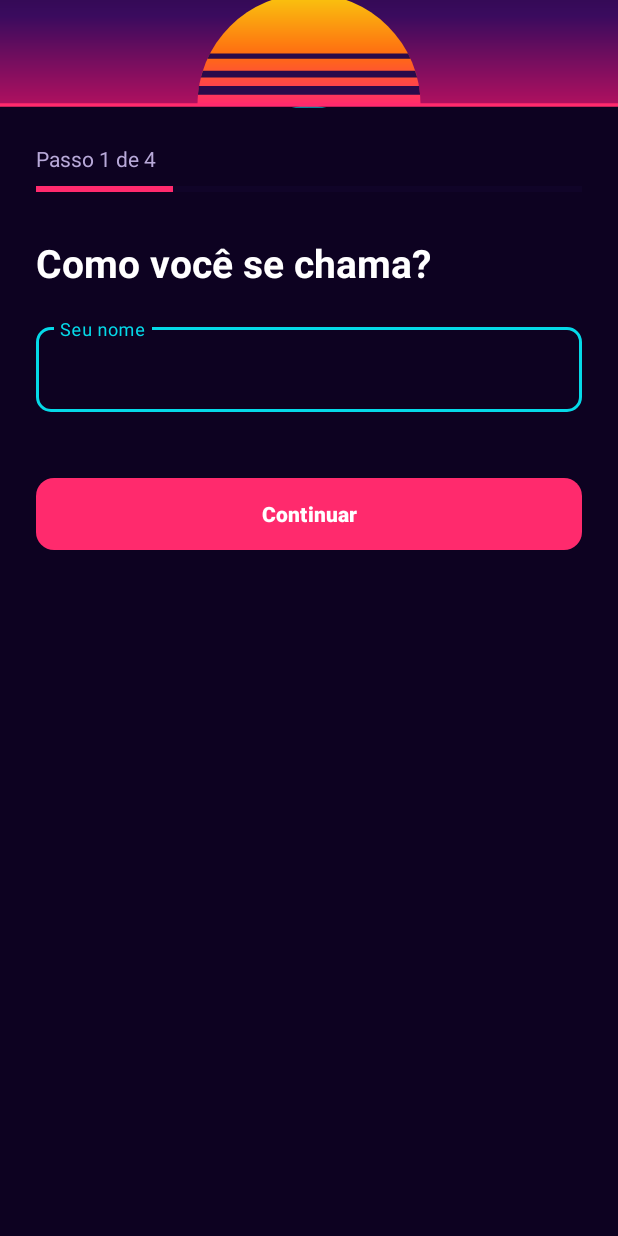
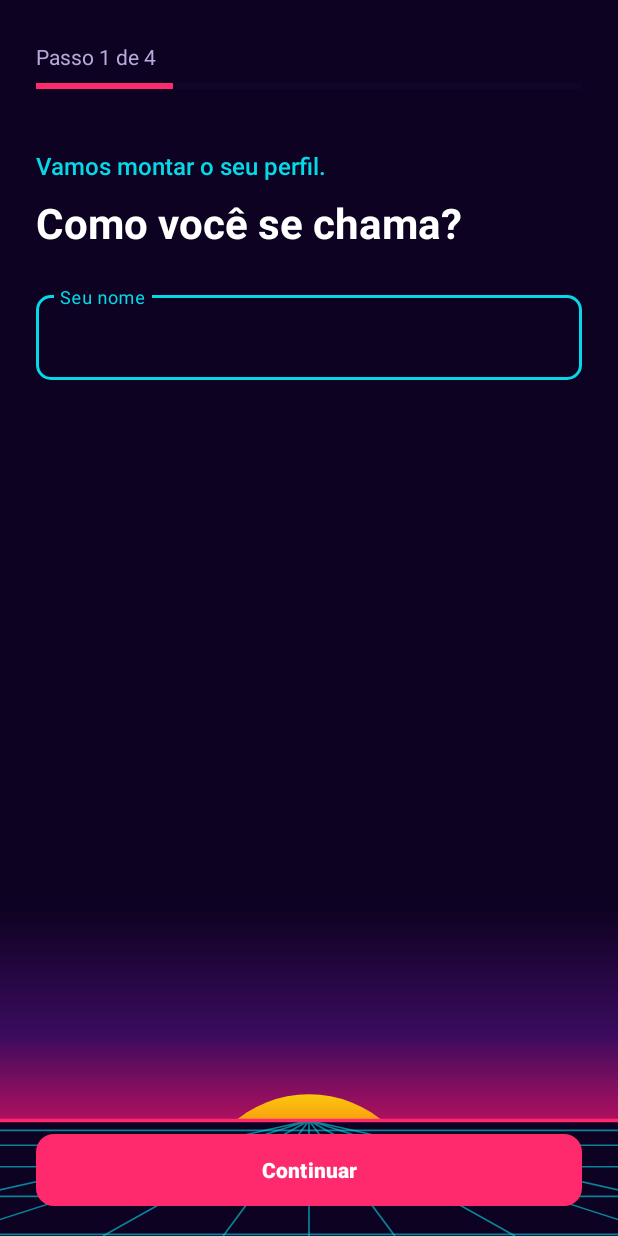
Before and after one commit to boeing474/SoundMatch, an Android app: the UserProfileActivity screen opened directly, with no data from a screen before it, on a phone screen of 412 x 824 dp. Run offline under Robolectric (Android 15) with nearby library versions, the phone set to English and light mode, and no system bars; pictures from the network do not load.

Commit message:
feat: perfil com o pôr do sol no rodapé e frases de conversa
- Céu, sol e chão (os mesmos da tela inicial) no rodapé, com os botões
  sobre a grade; o sol sobe um pouco a cada passo
- Frase em ciano acima da pergunta usa a resposta anterior
  (Prazer, Pedro. / BTS, boa escolha. / Última pergunta, Pedro.)
- Card do artista com contorno e pílula na cor do gênero
- adjustResize para os botões ficarem acima do teclado

```diff
--- a/android/app/src/main/AndroidManifest.xml
+++ b/android/app/src/main/AndroidManifest.xml
@@ -24,6 +24,7 @@
         <activity
             android:name=".ui.UserProfileActivity"
             android:exported="false"
+            android:windowSoftInputMode="adjustResize"
             android:parentActivityName=".ui.MainActivity" />
 
         <activity
--- a/android/app/src/main/java/com/example/soundmatch/ui/UserProfileActivity.kt
+++ b/android/app/src/main/java/com/example/soundmatch/ui/UserProfileActivity.kt
@@ -1,6 +1,7 @@
 package com.example.soundmatch.ui
 
 import android.content.Intent
+import android.content.res.ColorStateList
 import android.os.Bundle
 import android.view.View
 import android.view.inputmethod.EditorInfo
@@ -8,6 +9,7 @@ import android.view.inputmethod.InputMethodManager
 import android.widget.Toast
 import androidx.activity.OnBackPressedCallback
 import androidx.appcompat.app.AppCompatActivity
+import androidx.core.content.ContextCompat
 import androidx.core.widget.doAfterTextChanged
 import androidx.lifecycle.lifecycleScope
 import com.example.soundmatch.R
@@ -95,8 +97,29 @@ class UserProfileActivity : AppCompatActivity() {
         }
         binding.tvStep.text = getString(R.string.profile_step, step + 1, steps.size)
         binding.progressSteps.progress = step + 1
+        binding.tvLead.text = leadFor(step)
         binding.btnBack.visibility = if (step == 0) View.GONE else View.VISIBLE
+        moveSun(step)
         updateNextButton()
+    }
+
+    // A frase de cima usa a resposta anterior, como numa conversa.
+    private fun leadFor(step: Int): String {
+        val name = binding.etName.text.toString().trim()
+        val artist = foundArtist ?: binding.etArtist.text.toString().trim()
+        return when (step) {
+            STEP_ARTIST -> getString(R.string.step_lead_artist, name)
+            STEP_SITUATION -> getString(R.string.step_lead_situation, artist)
+            STEP_INSTRUMENT -> getString(R.string.step_lead_instrument, name)
+            else -> getString(R.string.step_lead_name)
+        }
+    }
+
+    // O sol começa quase escondido no horizonte e sobe um pouco a cada passo.
+    private fun moveSun(step: Int) {
+        val stepsLeft = steps.lastIndex - step
+        val offset = stepsLeft * SUN_STEP_DP * resources.displayMetrics.density
+        binding.imgSun.animate().translationY(offset).setDuration(500).start()
     }
 
     private fun updateNextButton() {
@@ -182,6 +205,10 @@ class UserProfileActivity : AppCompatActivity() {
         } else {
             getString(R.string.artist_genre_unknown, iTunesGenre)
         }
+        // Contorno e pílula na cor do perfil do artista (ciano se o gênero não entrou em nenhum)
+        val color = ContextCompat.getColor(this, artistGenre?.colorRes ?: R.color.neon_cyan)
+        binding.cardArtist.strokeColor = color
+        binding.tvArtistGenre.backgroundTintList = ColorStateList.valueOf(color)
         binding.cardArtist.visibility = View.VISIBLE
         binding.tvArtistNotFound.visibility = View.GONE
     }
@@ -227,5 +254,6 @@ class UserProfileActivity : AppCompatActivity() {
         private const val STEP_ARTIST = 1
         private const val STEP_SITUATION = 2
         private const val STEP_INSTRUMENT = 3
+        private const val SUN_STEP_DP = 18f
     }
 }
--- /dev/null
+++ b/android/app/src/main/res/drawable/bg_pill.xml
@@ -0,0 +1,6 @@
+<?xml version="1.0" encoding="utf-8"?>
+<!-- Pílula arredondada; a cor vem do gênero (backgroundTint no Kotlin) -->
+<shape xmlns:android="http://schemas.android.com/apk/res/android" android:shape="rectangle">
+    <solid android:color="@android:color/white" />
+    <corners android:radius="999dp" />
+</shape>
--- a/android/app/src/main/res/layout/activity_user_profile.xml
+++ b/android/app/src/main/res/layout/activity_user_profile.xml
@@ -1,51 +1,58 @@
 <?xml version="1.0" encoding="utf-8"?>
-<!-- Uma pergunta por vez: os 4 blocos "step" ficam no layout e o Kotlin mostra só o atual -->
-<ScrollView xmlns:android="http://schemas.android.com/apk/res/android"
+<!-- Uma pergunta por vez: os 4 blocos "step" ficam no layout e o Kotlin mostra só o atual.
+     Embaixo fica a cena synthwave com os botões; o sol sobe a cada passo. -->
+<LinearLayout xmlns:android="http://schemas.android.com/apk/res/android"
     xmlns:app="http://schemas.android.com/apk/res-auto"
     xmlns:tools="http://schemas.android.com/tools"
+    android:id="@+id/root"
     android:layout_width="match_parent"
     android:layout_height="match_parent"
-    android:fillViewport="true"
     android:fitsSystemWindows="true"
+    android:orientation="vertical"
     tools:context=".ui.UserProfileActivity">
+
+    <ScrollView
+        android:layout_width="match_parent"
+        android:layout_height="0dp"
+        android:layout_weight="1"
+        android:fillViewport="true">
 
         <LinearLayout
             android:layout_width="match_parent"
             android:layout_height="wrap_content"
             android:orientation="vertical"
-        android:paddingBottom="32dp">
-
-        <ImageView
-            android:layout_width="match_parent"
-            android:layout_height="72dp"
-            android:importantForAccessibility="no"
-            android:scaleType="centerCrop"
-            android:src="@drawable/bg_synthwave" />
-
-        <LinearLayout
-            android:layout_width="match_parent"
-            android:layout_height="wrap_content"
-            android:orientation="vertical"
-            android:paddingHorizontal="24dp">
+            android:paddingHorizontal="24dp"
+            android:paddingBottom="24dp">
 
             <TextView
                 android:id="@+id/tvStep"
                 style="@style/Widget.SoundMatch.Caption"
                 android:layout_width="match_parent"
                 android:layout_height="wrap_content"
-                android:layout_marginTop="24dp"
+                android:layout_marginTop="28dp"
                 tools:text="Passo 1 de 4" />
 
             <ProgressBar
                 android:id="@+id/progressSteps"
                 style="?android:attr/progressBarStyleHorizontal"
                 android:layout_width="match_parent"
-                android:layout_height="6dp"
+                android:layout_height="4dp"
                 android:layout_marginTop="8dp"
                 android:max="4"
                 android:progressBackgroundTint="@color/night_card"
                 android:progressTint="@color/neon_magenta"
                 tools:progress="1" />
+
+            <!-- Frase que usa a resposta anterior ("Prazer, Pedro.") -->
+            <TextView
+                android:id="@+id/tvLead"
+                android:layout_width="match_parent"
+                android:layout_height="wrap_content"
+                android:layout_marginTop="40dp"
+                android:fontFamily="sans-serif-medium"
+                android:textColor="@color/neon_cyan"
+                android:textSize="16sp"
+                tools:text="Prazer, Pedro." />
 
             <!-- Passo 1 -->
             <LinearLayout
@@ -65,7 +72,7 @@
                     style="@style/Widget.SoundMatch.TextInput"
                     android:layout_width="match_parent"
                     android:layout_height="wrap_content"
-                    android:layout_marginTop="20dp"
+                    android:layout_marginTop="24dp"
                     android:hint="@string/hint_name">
 
                     <com.google.android.material.textfield.TextInputEditText
@@ -93,19 +100,12 @@
                     android:layout_height="wrap_content"
                     android:text="@string/step_artist_question" />
 
-                <TextView
-                    style="@style/Widget.SoundMatch.Caption"
-                    android:layout_width="match_parent"
-                    android:layout_height="wrap_content"
-                    android:layout_marginTop="6dp"
-                    android:text="@string/step_artist_hint" />
-
                 <com.google.android.material.textfield.TextInputLayout
                     android:id="@+id/tilArtist"
                     style="@style/Widget.SoundMatch.TextInput"
                     android:layout_width="match_parent"
                     android:layout_height="wrap_content"
-                    android:layout_marginTop="20dp"
+                    android:layout_marginTop="24dp"
                     android:hint="@string/hint_artist">
 
                     <com.google.android.material.textfield.TextInputEditText
@@ -126,14 +126,17 @@
                     android:indeterminateTint="@color/neon_cyan"
                     android:visibility="gone" />
 
+                <!-- Contorno na cor do gênero do artista (definida no Kotlin) -->
                 <com.google.android.material.card.MaterialCardView
                     android:id="@+id/cardArtist"
                     style="@style/Widget.SoundMatch.Card"
                     android:layout_width="match_parent"
                     android:layout_height="wrap_content"
-                    android:layout_marginTop="20dp"
+                    android:layout_marginTop="16dp"
                     android:visibility="gone"
                     app:contentPadding="12dp"
+                    app:strokeWidth="2dp"
+                    tools:strokeColor="@color/genre_pop"
                     tools:visibility="visible">
 
                     <LinearLayout
@@ -142,19 +145,29 @@
                         android:gravity="center_vertical"
                         android:orientation="horizontal">
 
+                        <com.google.android.material.card.MaterialCardView
+                            android:layout_width="72dp"
+                            android:layout_height="72dp"
+                            app:cardBackgroundColor="@color/night_bg"
+                            app:cardCornerRadius="10dp"
+                            app:cardElevation="0dp"
+                            app:strokeWidth="0dp">
+
                             <ImageView
                                 android:id="@+id/imgArtist"
-                            android:layout_width="72dp"
-                            android:layout_height="72dp"
+                                android:layout_width="match_parent"
+                                android:layout_height="match_parent"
                                 android:importantForAccessibility="no"
                                 android:scaleType="centerCrop"
                                 android:src="@drawable/ic_vinyl" />
+                        </com.google.android.material.card.MaterialCardView>
 
                         <LinearLayout
                             android:layout_width="0dp"
                             android:layout_height="wrap_content"
                             android:layout_marginStart="14dp"
                             android:layout_weight="1"
+                            android:gravity="start"
                             android:orientation="vertical">
 
                             <TextView
@@ -166,13 +179,19 @@
                                 android:textStyle="bold"
                                 tools:text="BTS" />
 
+                            <!-- Pílula na cor do gênero; sem gênero conhecido, fica ciano -->
                             <TextView
                                 android:id="@+id/tvArtistGenre"
                                 android:layout_width="wrap_content"
                                 android:layout_height="wrap_content"
-                                android:layout_marginTop="2dp"
-                                android:textColor="@color/neon_cyan"
-                                android:textSize="14sp"
+                                android:layout_marginTop="6dp"
+                                android:background="@drawable/bg_pill"
+                                android:fontFamily="sans-serif-medium"
+                                android:paddingHorizontal="10dp"
+                                android:paddingVertical="3dp"
+                                android:textColor="@color/text_on_genre"
+                                android:textSize="13sp"
+                                tools:backgroundTint="@color/genre_pop"
                                 tools:text="K-pop" />
                         </LinearLayout>
                     </LinearLayout>
@@ -206,7 +225,7 @@
                     android:id="@+id/chipGroupSituation"
                     android:layout_width="match_parent"
                     android:layout_height="wrap_content"
-                    android:layout_marginTop="20dp"
+                    android:layout_marginTop="24dp"
                     app:chipSpacingVertical="6dp"
                     app:selectionRequired="true"
                     app:singleSelection="true">
@@ -266,7 +285,7 @@
                     android:id="@+id/chipGroupInstrument"
                     android:layout_width="match_parent"
                     android:layout_height="wrap_content"
-                    android:layout_marginTop="20dp"
+                    android:layout_marginTop="24dp"
                     app:chipSpacingVertical="6dp"
                     app:selectionRequired="true"
                     app:singleSelection="true">
@@ -314,13 +333,52 @@
                         android:text="@string/instrument_vocals" />
                 </com.google.android.material.chip.ChipGroup>
             </LinearLayout>
+        </LinearLayout>
+    </ScrollView>
+
+    <!-- Rodapé: céu, sol e chão em camadas (os mesmos da tela inicial) com os botões por cima.
+         O chão é desenhado por último e esconde a parte do sol que está "abaixo do horizonte". -->
+    <FrameLayout
+        android:layout_width="match_parent"
+        android:layout_height="wrap_content">
+
+        <FrameLayout
+            android:layout_width="match_parent"
+            android:layout_height="220dp">
+
+            <ImageView
+                android:layout_width="match_parent"
+                android:layout_height="match_parent"
+                android:importantForAccessibility="no"
+                android:scaleType="fitXY"
+                android:src="@drawable/synth_sky" />
+
+            <ImageView
+                android:id="@+id/imgSun"
+                android:layout_width="match_parent"
+                android:layout_height="match_parent"
+                android:importantForAccessibility="no"
+                android:scaleType="fitXY"
+                android:src="@drawable/synth_sun" />
+
+            <ImageView
+                android:layout_width="match_parent"
+                android:layout_height="match_parent"
+                android:importantForAccessibility="no"
+                android:scaleType="fitXY"
+                android:src="@drawable/synth_ground" />
+        </FrameLayout>
 
         <LinearLayout
             android:layout_width="match_parent"
             android:layout_height="wrap_content"
-                android:layout_marginTop="40dp"
-                android:orientation="horizontal">
+            android:layout_gravity="bottom"
+            android:orientation="horizontal"
+            android:paddingHorizontal="24dp"
+            android:paddingTop="12dp"
+            android:paddingBottom="16dp">
 
+            <!-- Fundo escuro para a grade não aparecer através do botão -->
             <Button
                 android:id="@+id/btnBack"
                 style="@style/Widget.SoundMatch.Button.Outlined"
@@ -330,6 +388,7 @@
                 android:layout_weight="1"
                 android:text="@string/btn_back"
                 android:visibility="gone"
+                app:backgroundTint="@color/night_bg"
                 tools:visibility="visible" />
 
             <Button
@@ -340,6 +399,5 @@
                 android:layout_weight="2"
                 android:text="@string/btn_next" />
         </LinearLayout>
+    </FrameLayout>
 </LinearLayout>
-    </LinearLayout>
-</ScrollView>
--- a/android/app/src/main/res/values/strings.xml
+++ b/android/app/src/main/res/values/strings.xml
@@ -11,10 +11,13 @@
 
     <!-- ===== UserProfileActivity ===== -->
     <string name="profile_step">Passo %1$d de %2$d</string>
+    <string name="step_lead_name">Vamos montar o seu perfil.</string>
+    <string name="step_lead_artist">Prazer, %1$s.</string>
+    <string name="step_lead_situation">%1$s, boa escolha.</string>
+    <string name="step_lead_instrument">Última pergunta, %1$s.</string>
     <string name="step_name_question">Como você se chama?</string>
     <string name="hint_name">Seu nome</string>
     <string name="step_artist_question">Qual artista você mais ouve?</string>
-    <string name="step_artist_hint">Pode ser cantor, banda ou grupo, de qualquer estilo.</string>
     <string name="hint_artist">Artista ou banda</string>
     <string name="step_artist_not_found">Não achamos esse artista agora. Confira o nome ou continue assim mesmo.</string>
     <string name="artist_genre_unknown">%1$s (vamos usar só as suas respostas)</string>
--- a/android/app/src/main/res/values/themes.xml
+++ b/android/app/src/main/res/values/themes.xml
@@ -131,9 +131,9 @@
     <!-- Pergunta grande do perfil (uma por tela) -->
     <style name="Widget.SoundMatch.ProfileQuestion" parent="Widget.AppCompat.TextView">
         <item name="android:textColor">@color/text_primary</item>
-        <item name="android:textSize">26sp</item>
+        <item name="android:textSize">28sp</item>
         <item name="android:textStyle">bold</item>
-        <item name="android:layout_marginTop">28dp</item>
+        <item name="android:layout_marginTop">8dp</item>
     </style>
 
     <!-- Botão redondo só com ícone (YouTube / Spotify): contorno neon, logo branco -->
```
Lines whose indentation alone changed are shown as unchanged.
